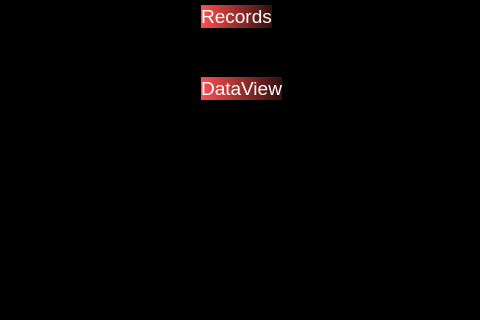
This is PyQt/pyqt_ui/bed_mainwindow.ui in zakerl/Capstone_Project as Qt 5 draws it before an edit; both pictures show x 134 to 614 and y 348 to 668 of the 933 by 1154 pixel window. The edited form follows.
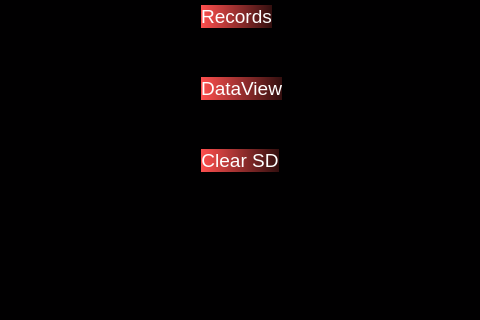
This is the edited form. Icons and pictures are not drawn.

```diff
--- a/PyQt/pyqt_ui/bed_mainwindow.ui
+++ b/PyQt/pyqt_ui/bed_mainwindow.ui
@@ -446,6 +446,72 @@
      </spacer>
     </item>
     <item row="13" column="2">
+     <spacer name="verticalSpacer_9">
+      <property name="orientation">
+       <enum>Qt::Vertical</enum>
+      </property>
+      <property name="sizeType">
+       <enum>QSizePolicy::Fixed</enum>
+      </property>
+      <property name="sizeHint" stdset="0">
+       <size>
+        <width>20</width>
+        <height>38</height>
+       </size>
+      </property>
+     </spacer>
+    </item>
+    <item row="14" column="0" colspan="2">
+     <spacer name="horizontalSpacer_10">
+      <property name="orientation">
+       <enum>Qt::Horizontal</enum>
+      </property>
+      <property name="sizeHint" stdset="0">
+       <size>
+        <width>338</width>
+        <height>28</height>
+       </size>
+      </property>
+     </spacer>
+    </item>
+    <item row="14" column="2">
+     <widget class="QPushButton" name="ClearSDbtn">
+      <property name="sizePolicy">
+       <sizepolicy hsizetype="Fixed" vsizetype="Fixed">
+        <horstretch>0</horstretch>
+        <verstretch>0</verstretch>
+       </sizepolicy>
+      </property>
+      <property name="styleSheet">
+       <string notr="true">font-size: 14pt;background-color: qlineargradient(spread:pad, x1:0, y1:0, x2:1, y2:0, stop:0 rgba(254,79,78,255), stop:1 rgba(51,15,15,255));
+font: 9pt &quot;Microsoft YaHei UI&quot;;
+color: rgb(255, 255, 255);
+border-style: solid;
+border-radius: 15px;
+</string>
+      </property>
+      <property name="text">
+       <string>Clear SD</string>
+      </property>
+     </widget>
+    </item>
+    <item row="14" column="3" colspan="3">
+     <spacer name="horizontalSpacer_20">
+      <property name="orientation">
+       <enum>Qt::Horizontal</enum>
+      </property>
+      <property name="sizeType">
+       <enum>QSizePolicy::Expanding</enum>
+      </property>
+      <property name="sizeHint" stdset="0">
+       <size>
+        <width>455</width>
+        <height>28</height>
+       </size>
+      </property>
+     </spacer>
+    </item>
+    <item row="15" column="2">
      <spacer name="verticalSpacer_2">
       <property name="orientation">
        <enum>Qt::Vertical</enum>
```
